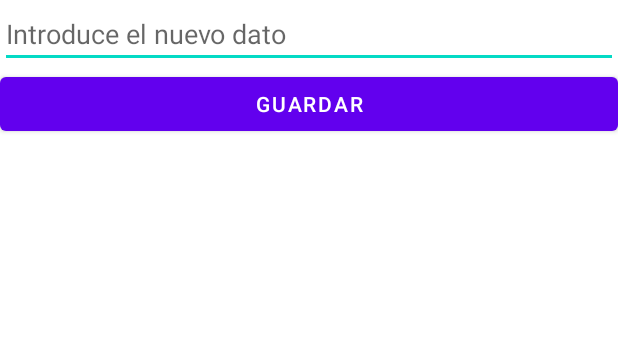
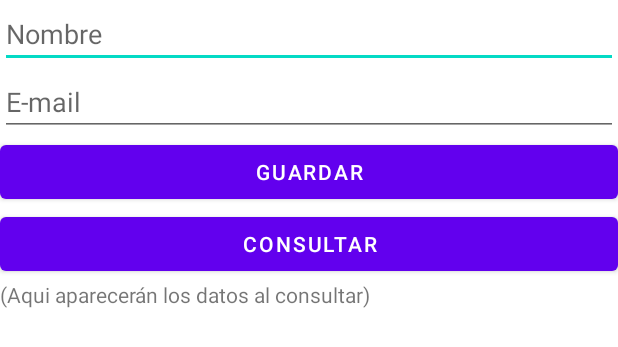
Before and after one commit to AndreaBorboa/TrajetaSD, an Android app: the layout activity_main.xml on its own in the app's theme, with its tools: preview values and no code run, on a phone screen of 412 x 824 dp. Shown: the top 347 px of the screen. Run offline under Robolectric (Android 15) with nearby library versions, the phone set to English and light mode, and no system bars.

Commit message:
se agrego BD

```diff
--- a/app/src/main/res/layout/activity_main.xml
+++ b/app/src/main/res/layout/activity_main.xml
@@ -8,13 +8,24 @@
     tools:context=".MainActivity">
 
     <EditText
-        android:id="@+id/etNuevoDato"
+        android:id="@+id/etNombre"
         android:layout_width="match_parent"
         android:layout_height="wrap_content"
         android:ems="10"
-        android:hint="Introduce el nuevo dato"
+        android:hint="Nombre"
         android:inputType="textPersonName"
         />
+
+    <EditText
+        android:id="@+id/etEmail"
+        android:layout_width="match_parent"
+        android:layout_height="wrap_content"
+        android:ems="10"
+        android:hint="E-mail"
+        android:inputType="textEmailAddress"
+        />
+
+
 
     <Button
         android:id="@+id/btGuardar"
@@ -22,10 +33,16 @@
         android:layout_height="wrap_content"
         android:text="Guardar"/>
 
-    <TextView
-        android:id="@+id/tvContenido"
+    <Button
+        android:id="@+id/btConsultar"
         android:layout_width="match_parent"
         android:layout_height="wrap_content"
-        />
+        android:text="Consultar"/>
+
+    <TextView
+        android:id="@+id/tvConsulta"
+        android:layout_width="match_parent"
+        android:layout_height="wrap_content"
+        android:text="(Aqui aparecerán los datos al consultar)" />
 
 </LinearLayout>
```
Also changed, not shown: app/src/main/java/andrea/borboa/trajetasd/MainActivity.kt (+33 -2 lines), app/src/main/java/andrea/borboa/trajetasd/miSQLiteHelper.kt (added, +37 -0 lines).
